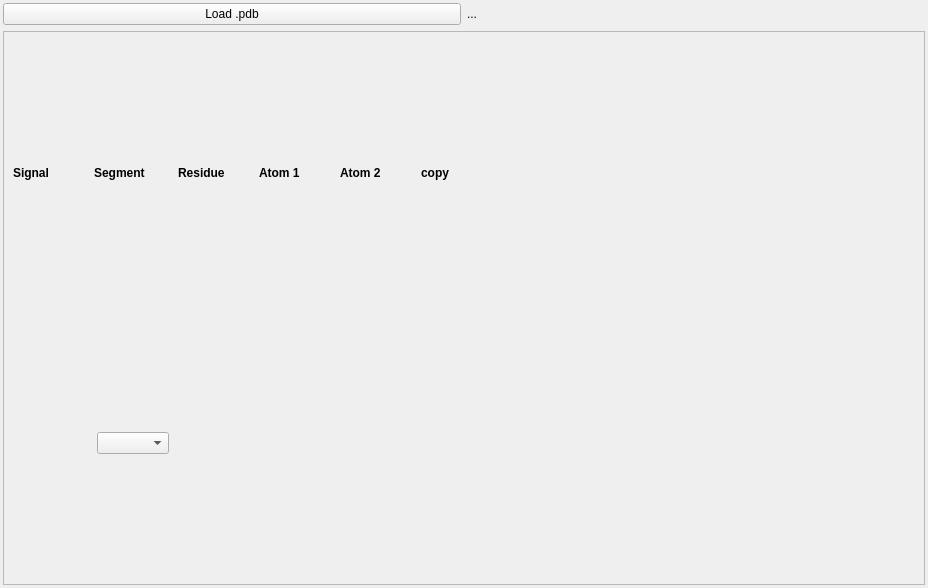
Before: the Qt Designer form GUI/designer/selection_widget.ui in alsinmr/pyDR, drawn with Qt 5.
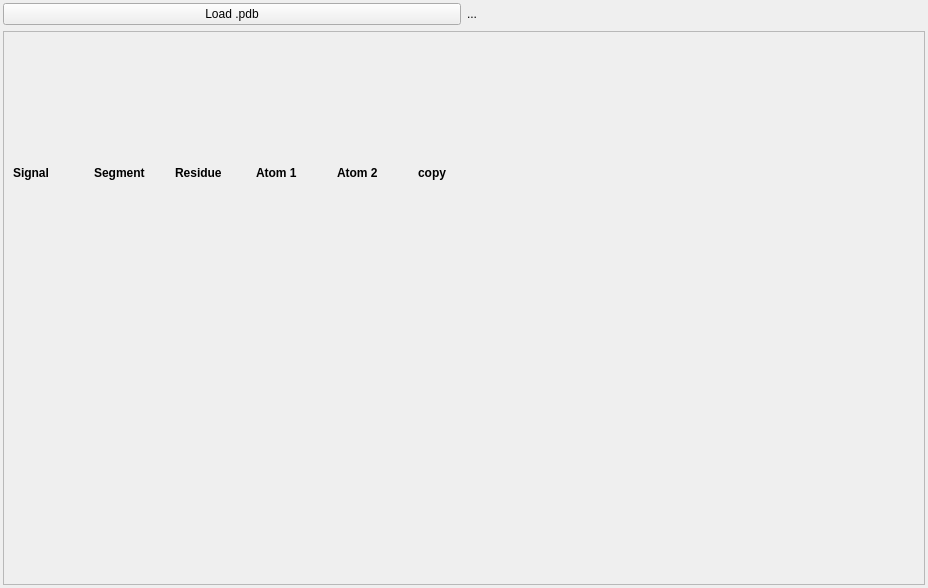
After: the same form once the commit is applied.

Commit message: editings for GUI, updated Selection Tab

```diff
--- a/GUI/designer/selection_widget.ui
+++ b/GUI/designer/selection_widget.ui
@@ -288,7 +288,7 @@
           <item row="1" column="0">
            <layout class="QVBoxLayout" name="verticalLayout_assignsegment">
             <property name="spacing">
-             <number>1</number>
+             <number>6</number>
             </property>
             <property name="sizeConstraint">
              <enum>QLayout::SetDefaultConstraint</enum>
@@ -296,9 +296,6 @@
             <property name="leftMargin">
              <number>0</number>
             </property>
-            <item>
-             <widget class="QComboBox" name="comboBox"/>
-            </item>
            </layout>
           </item>
          </layout>
```
The commit also changes 5 other files.
